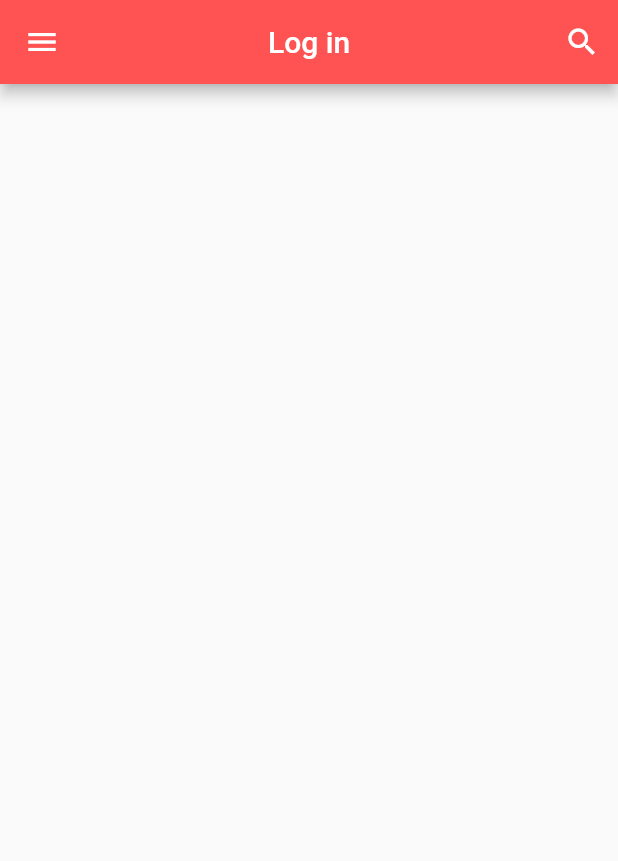
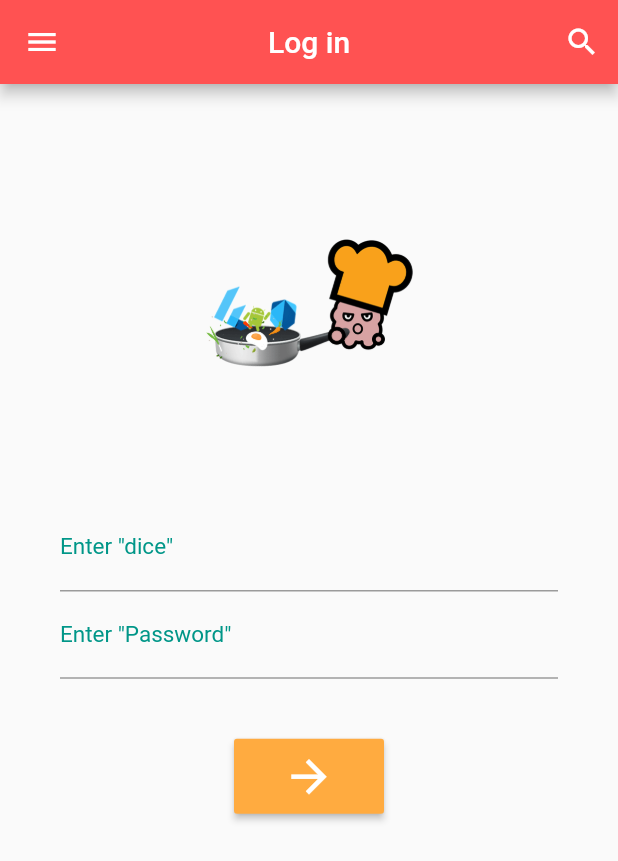
Before and after one commit to pplm1042/codingchef_logindice, a Flutter app: the screen it shows after launch, on a phone screen of 412 x 824 dp. Shown: the top 861 px of the screen. Run offline on Flutter 3.47's test engine with Material 2 defaults, Android fonts, the phone set to English and light mode, and no system bars; our stand-ins replace fluttertoast.

Commit message:
[Update] login dice 구현

```diff
--- a/lib/main.dart
+++ b/lib/main.dart
@@ -1,4 +1,5 @@
 import 'package:flutter/material.dart';
+import 'package:logindice/dice.dart';
 
 void main() => runApp(MyApp());
 
@@ -13,7 +14,15 @@ class MyApp extends StatelessWidget {
   }
 }
 
-class LogIn extends StatelessWidget {
+class LogIn extends StatefulWidget {
+  @override
+  State<LogIn> createState() => _LogInState();
+}
+
+class _LogInState extends State<LogIn> {
+  TextEditingController controller = TextEditingController();
+  TextEditingController controller2 = TextEditingController();
+
   @override
   Widget build(BuildContext context) {
     return Scaffold(
@@ -21,17 +30,126 @@ class LogIn extends StatelessWidget {
           title: Text('Log in'),
           backgroundColor: Colors.redAccent,
           centerTitle: true,
-        leading: IconButton(
-            icon: Icon(Icons.menu),
-            onPressed: (){}
+          leading: IconButton(icon: Icon(Icons.menu), onPressed: () {}),
+          actions: <Widget>[
+            IconButton(icon: Icon(Icons.search), onPressed: () {})
+          ],
         ),
-        actions: <Widget>[
-          IconButton(
-              icon: Icon(Icons.search),
-              onPressed: (){}
+        body: Builder(
+          builder: (context) {
+            return GestureDetector(
+              onTap: () {
+                FocusScope.of(context).unfocus();
+              },
+              child: SingleChildScrollView(
+                child: Column(
+                  children: [
+                    Padding(padding: EdgeInsets.only(top: 50)),
+                    Center(
+                      child: Image(
+                        image: AssetImage('image/chef.gif'),
+                        width: 170,
+                        height: 190,
+                      ),
+                    ),
+                    Form(
+                      child: Theme(
+                          data: ThemeData(
+                              primaryColor: Colors.teal,
+                              inputDecorationTheme: InputDecorationTheme(
+                                  labelStyle: TextStyle(
+                                      color: Colors.teal, fontSize: 15))),
+                          child: Container(
+                            padding: EdgeInsets.all(40),
+                            child: Column(
+                              children: [
+                                TextField(
+                                  // autofocus: true,
+                                  controller: controller,
+                                  decoration:
+                                      InputDecoration(labelText: 'Enter "dice"'),
+                                  keyboardType: TextInputType.emailAddress,
+                                ),
+                                TextField(
+                                  controller: controller2,
+                                  decoration: InputDecoration(
+                                      labelText: 'Enter "Password"'),
+                                  keyboardType: TextInputType.text,
+                                  obscureText: true,
+                                ),
+                                SizedBox(height: 40),
+                                ButtonTheme(
+                                    minWidth: 100,
+                                    height: 50,
+                                    child: RaisedButton(
+                                      onPressed: () {
+                                        if (controller.text == 'dice' &&
+                                            controller2.text == '1234') {
+                                          Navigator.push(
+                                              context,
+                                              MaterialPageRoute(
+                                                  builder:
+                                                      (BuildContext context) =>
+                                                          Dice()));
+                                        } else if (controller.text == 'dice' &&
+                                            controller2.text != '1234') {
+                                          showSnackBar2(context);
+                                        } else if (controller.text != 'dice' &&
+                                            controller2.text == '1234') {
+                                          showSnackBar3(context);
+                                        } else {
+                                          showSnackBar(context);
+                                        }
+                                      },
+                                      color: Colors.orangeAccent,
+                                      child: Icon(
+                                        Icons.arrow_forward,
+                                        color: Colors.white,
+                                        size: 35,
+                                      ),
+                                    ))
+                              ],
+                            ),
+                          )),
                     )
                   ],
                 ),
+              ),
             );
+          },
+        ));
   }
 }
+
+void showSnackBar(BuildContext context) {
+  Scaffold.of(context).showSnackBar(SnackBar(
+    content: Text(
+      '로그인 정보를 다시 확인하세요.',
+      textAlign: TextAlign.center,
+    ),
+    duration: Duration(seconds: 2),
+    backgroundColor: Colors.blue,
+  ));
+}
+
+void showSnackBar2(BuildContext context) {
+  Scaffold.of(context).showSnackBar(SnackBar(
+    content: Text(
+      '비밀번호가 일치하지 않습니다.',
+      textAlign: TextAlign.center,
+    ),
+    duration: Duration(seconds: 2),
+    backgroundColor: Colors.blue,
+  ));
+}
+
+void showSnackBar3(BuildContext context) {
+  Scaffold.of(context).showSnackBar(SnackBar(
+    content: Text(
+      'dice의 철자를 확인하세요.',
+      textAlign: TextAlign.center,
+    ),
+    duration: Duration(seconds: 2),
+    backgroundColor: Colors.blue,
+  ));
+}
--- a/pubspec.yaml
+++ b/pubspec.yaml
@@ -27,6 +27,7 @@ dependencies:
 dev_dependencies:
   flutter_test:
     sdk: flutter
+  fluttertoast: ^8.0.9
 
 
 # For information on the generic Dart part of this file, see the
```
Also changed, not shown: analysis_options.yaml (added, +29 -0 lines), lib/dice.dart (added, +59 -0 lines), pubspec.lock, 60 other files. Lines whose indentation alone changed are shown as unchanged.
